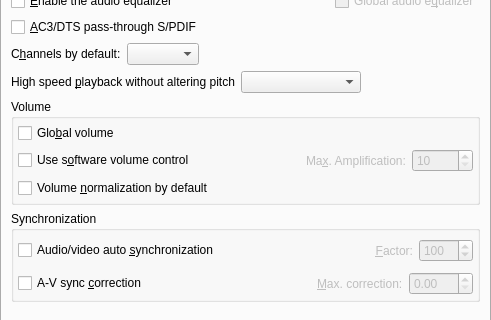
The window that src/gui/pref/general.ui (wilbert2000/wzplayer) describes before a commit, drawn with Qt 5; both pictures show x 0 to 491 and y 81 to 401 of the 491 by 554 pixel window.
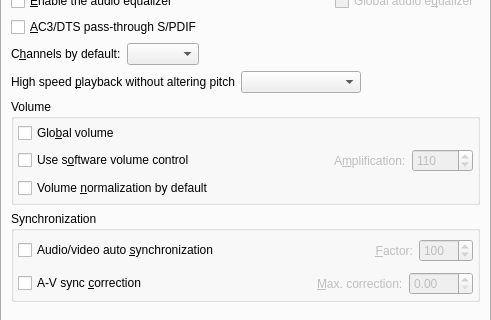
The same window after the commit. The open tabs and pages were chosen to show the change. Custom widgets are drawn as their Qt base class.

Commit message: Rename softvol_max to softvol_amplification, increase min. from 10 to 100

```diff
--- a/src/gui/pref/general.ui
+++ b/src/gui/pref/general.ui
@@ -819,7 +819,7 @@
                <bool>false</bool>
               </property>
               <property name="text">
-               <string>Ma&amp;x. Amplification:</string>
+               <string>A&amp;mplification:</string>
               </property>
               <property name="wordWrap">
                <bool>false</bool>
@@ -835,11 +835,14 @@
                <bool>false</bool>
               </property>
               <property name="minimum">
-               <number>10</number>
+               <number>100</number>
               </property>
               <property name="maximum">
                <number>10000</number>
               </property>
+              <property name="value">
+               <number>110</number>
+              </property>
              </widget>
             </item>
            </layout>
```
Left out of the diff: 8 changed lines with no effect on the pictures. The commit also changes 4 other files.
